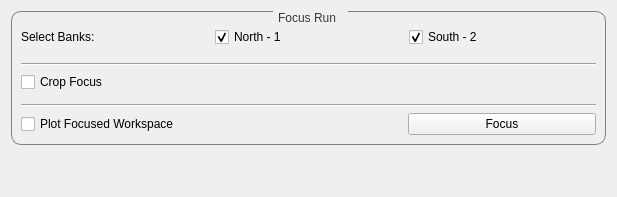
The window that scripts/Engineering/gui/engineering_diffraction/tabs/focus/focus_tab.ui (mantidproject/mantid) describes before a commit, drawn with Qt 5.
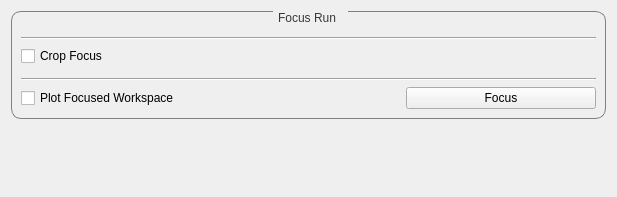
The same window after the commit. Custom widgets are drawn as their Qt base class.

The edit to the form file:
```diff
--- a/scripts/Engineering/gui/engineering_diffraction/tabs/focus/focus_tab.ui
+++ b/scripts/Engineering/gui/engineering_diffraction/tabs/focus/focus_tab.ui
@@ -73,14 +73,14 @@
        </property>
        <layout class="QGridLayout" name="gridLayout_2">
         <item row="1" column="0">
-         <layout class="QGridLayout" name="gridLayout" rowstretch="0,0,0,0,0,0,0,0" columnstretch="0,0,0">
+         <layout class="QGridLayout" name="gridLayout" rowstretch="0,0,0,0,0,0,0" columnstretch="0,0,0">
           <property name="sizeConstraint">
            <enum>QLayout::SetDefaultConstraint</enum>
           </property>
           <property name="verticalSpacing">
            <number>6</number>
           </property>
-          <item row="2" column="0" colspan="3">
+          <item row="1" column="0" colspan="3">
            <spacer name="verticalSpacer">
             <property name="orientation">
              <enum>Qt::Vertical</enum>
@@ -96,7 +96,7 @@
             </property>
            </spacer>
           </item>
-          <item row="7" column="2">
+          <item row="6" column="2">
            <widget class="QPushButton" name="button_focus">
             <property name="enabled">
              <bool>true</bool>
@@ -122,44 +122,14 @@
             </property>
            </widget>
           </item>
-          <item row="1" column="1" colspan="2">
-           <layout class="QHBoxLayout" name="layout_banks">
-            <item>
-             <widget class="QCheckBox" name="check_northBank">
-              <property name="text">
-               <string>North - 1</string>
-              </property>
-              <property name="checked">
-               <bool>true</bool>
-              </property>
-              <property name="tristate">
-               <bool>false</bool>
-              </property>
-             </widget>
-            </item>
-            <item>
-             <widget class="QCheckBox" name="check_southBank">
-              <property name="text">
-               <string>South - 2</string>
-              </property>
-              <property name="checked">
-               <bool>true</bool>
-              </property>
-              <property name="tristate">
-               <bool>false</bool>
-              </property>
-             </widget>
-            </item>
-           </layout>
-          </item>
-          <item row="3" column="0" colspan="3">
+          <item row="2" column="0" colspan="3">
            <widget class="Line" name="line">
             <property name="orientation">
              <enum>Qt::Horizontal</enum>
             </property>
            </widget>
           </item>
-          <item row="7" column="0" colspan="2">
+          <item row="6" column="0" colspan="2">
            <widget class="QCheckBox" name="check_plotOutput">
             <property name="enabled">
              <bool>true</bool>
@@ -169,7 +139,7 @@
             </property>
            </widget>
           </item>
-          <item row="6" column="0" colspan="3">
+          <item row="5" column="0" colspan="3">
            <widget class="Line" name="line_2">
             <property name="sizePolicy">
              <sizepolicy hsizetype="Minimum" vsizetype="Fixed">
@@ -188,24 +158,17 @@
             </property>
            </widget>
           </item>
-          <item row="1" column="0">
-           <widget class="QLabel" name="label_banks">
-            <property name="text">
-             <string>Select Banks:</string>
-            </property>
-           </widget>
-          </item>
-          <item row="5" column="0" colspan="3">
-           <widget class="CroppingView" name="widget_cropping" native="true">
-            <property name="minimumSize">
-             <size>
-              <width>0</width>
-              <height>0</height>
-             </size>
-            </property>
-           </widget>
-          </item>
           <item row="4" column="0" colspan="3">
+           <widget class="CroppingView" name="widget_cropping" native="true">
+            <property name="minimumSize">
+             <size>
+              <width>0</width>
+              <height>0</height>
+             </size>
+            </property>
+           </widget>
+          </item>
+          <item row="3" column="0" colspan="3">
            <widget class="QCheckBox" name="check_cropFocus">
             <property name="text">
              <string>Crop Focus</string>
```
